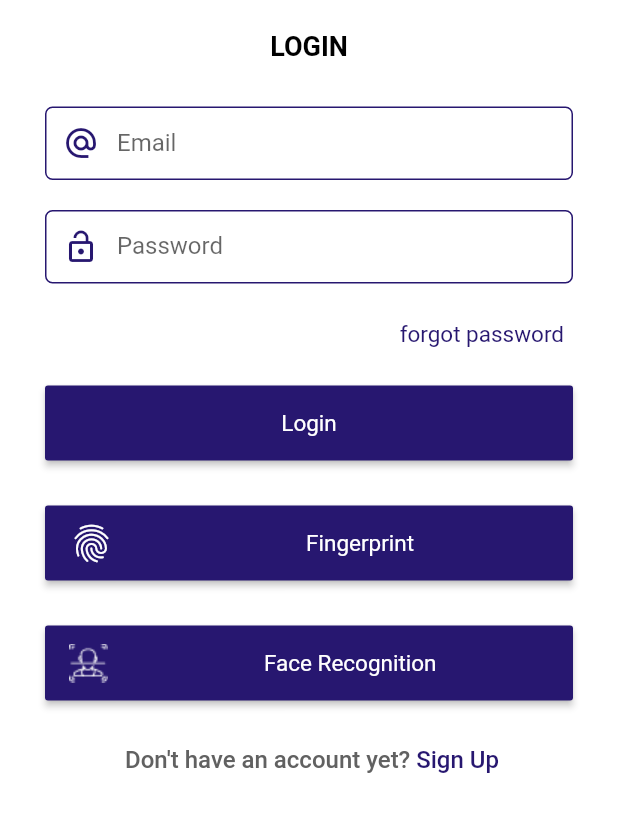
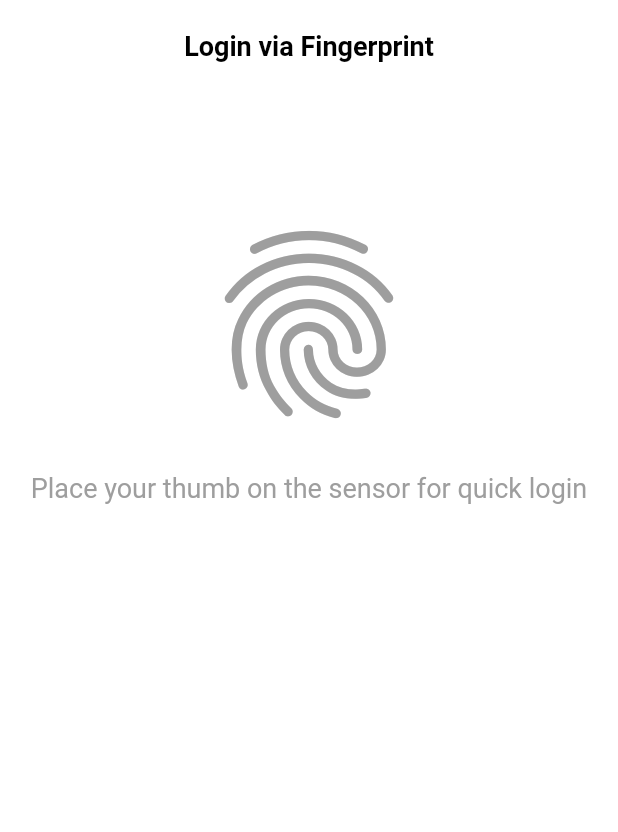
Before and after one commit to shahrukhktk/Church-App, a Flutter app: the LoginScreen screen opened directly, after a tap on "Fingerprint", on a phone screen of 412 x 824 dp, the part 240-1072 px from its top. Run offline on Flutter 3.47's test engine with Material 2 defaults, Android fonts, the phone set to English and light mode, and no system bars; Roboto replaces fonts that are missing (Monteserrat, SFProDisplay).

Commit message:
1. splash done 2. login done 3. code verification done 4. reset pswrd done 5. Login via Fingerprint done 6. Login via Face recognition 7. sign up

```diff
--- /dev/null
+++ b/lib/Screens/AuthenticationScreens/fingerprint_login.dart
@@ -0,0 +1,61 @@
+import 'package:flutter/cupertino.dart';
+import 'package:flutter/material.dart';
+import 'package:rccg_app/Screens/ResetPasswordScreens/codeverification.dart';
+
+class FingerPrintLogin extends StatefulWidget {
+  @override
+  _FingerPrintLoginState createState() => _FingerPrintLoginState();
+}
+
+class _FingerPrintLoginState extends State<FingerPrintLogin> {
+
+  @override
+  Widget build(BuildContext context) {
+
+    return Scaffold(
+      backgroundColor: Colors.white,
+      body: ListView(
+        padding: EdgeInsets.all(20),
+        children: <Widget>[
+
+          SizedBox(height: 20,),
+
+          Align(
+              alignment: Alignment.center,
+              child: Padding(
+                padding: const EdgeInsets.all(20),
+                child: Image(image: AssetImage('images/logo.png'), height: 100,),
+              ),
+          ),
+
+          Center(
+            child: Text('Login via Fingerprint', style: TextStyle(
+              fontFamily: 'SFProDisplay', fontSize: 18.0, fontWeight: FontWeight.w600, color: Colors.black,
+            ),),
+          ),
+
+          SizedBox(height: 80,),
+
+          Align(
+            alignment: Alignment.center,
+            child: Padding(
+              padding: const EdgeInsets.all(20),
+              child: Icon(Icons.fingerprint, color: Colors.grey, size: 150,)
+            ),
+          ),
+
+          Center(
+            child: Text('Place your thumb on the sensor for quick login', style: TextStyle(
+              fontFamily: 'SFProDisplay', fontSize: 18.0, fontWeight: FontWeight.normal, color: Colors.grey,
+               height: 1.5
+            ),
+              textAlign: TextAlign.center,
+            ),
+          ),
+
+
+        ],
+      ),
+    );
+  }
+}
--- a/lib/Screens/AuthenticationScreens/login.dart
+++ b/lib/Screens/AuthenticationScreens/login.dart
@@ -1,6 +1,8 @@
 import 'package:flutter/cupertino.dart';
 import 'package:flutter/material.dart';
 import 'package:rccg_app/Screens/ResetPasswordScreens/codeverification.dart';
+
+import 'fingerprint_login.dart';
 
 class LoginScreen extends StatefulWidget {
   @override
@@ -156,8 +158,7 @@ class _LoginScreenState extends State<LoginScreen> {
                       child: Icon(
                         Icons.fingerprint, color: Colors.white, size: 30,
                       ),
-//                        child: Image(image: AssetImage("images/fingerprint_ic.png"),)
-                        ),
+                    ),
                     Center(
                       child: Padding(
                         padding: const EdgeInsets.only(right: 90.0),
@@ -170,8 +171,8 @@ class _LoginScreenState extends State<LoginScreen> {
                 ),
                 onPressed: ()
                 {
-//                  Navigator.push(context,
-//                    MaterialPageRoute(builder: (context) => OrderConfirmation()),);
+                  Navigator.push(context,
+                    MaterialPageRoute(builder: (context) => FingerPrintLogin()),);
                 },
               ),
             ),
```
